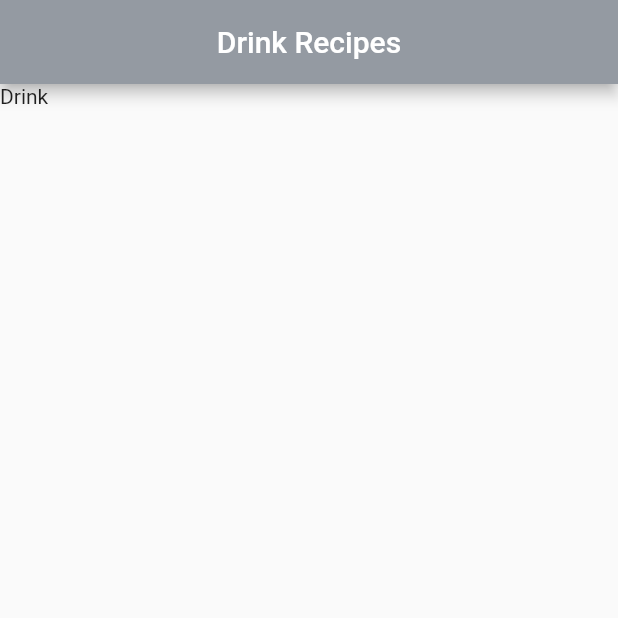
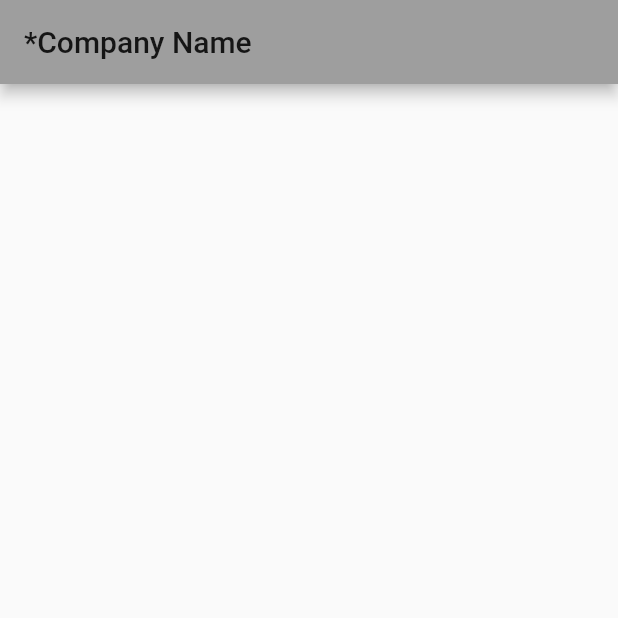
Before and after one commit to Filippmi/Inventory_app, a Flutter app: the screen it shows after launch, on a phone screen of 412 x 824 dp, the top half of it. Run offline on Flutter 3.47's test engine with Material 2 defaults, Android fonts, the phone set to English and light mode, and no system bars.

Commit message:
editing layout

```diff
--- a/lib/main.dart
+++ b/lib/main.dart
@@ -9,19 +9,24 @@ class MyApp extends StatelessWidget {
   @override
   Widget build(BuildContext context) {
     return MaterialApp(
-        debugShowCheckedModeBanner: false,
-        home: Scaffold(
-          appBar: AppBar(
-            title: Text('Drink Recipes'),
-            centerTitle: true,
-            automaticallyImplyLeading: true,
-            backgroundColor: Color(
-              0xFF949AA2,
-            ),
-          ),
-          body: Column(
-            children: [Text('Drink')],
-          ),
-        ));
+      debugShowCheckedModeBanner: false,
+      title: 'Inventory App',
+      theme: ThemeData(
+        primarySwatch: Colors.grey,
+        accentColor: Colors.deepPurpleAccent,
+      ),
+      home: HomePage(),
+    );
   }
 }
+
+class HomePage extends StatelessWidget {
+  @override
+  Widget build(BuildContext context) {
+    return Scaffold(
+      appBar: AppBar(
+        title: Text('*Company Name'),
+      ),
+    );
+  }
+}
```
